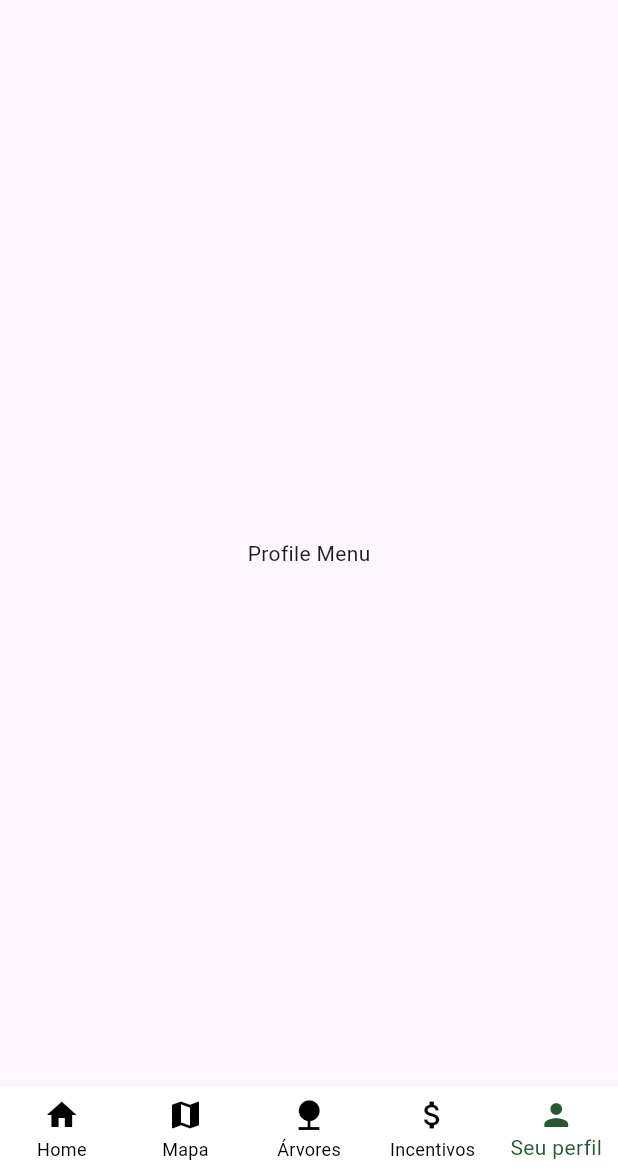
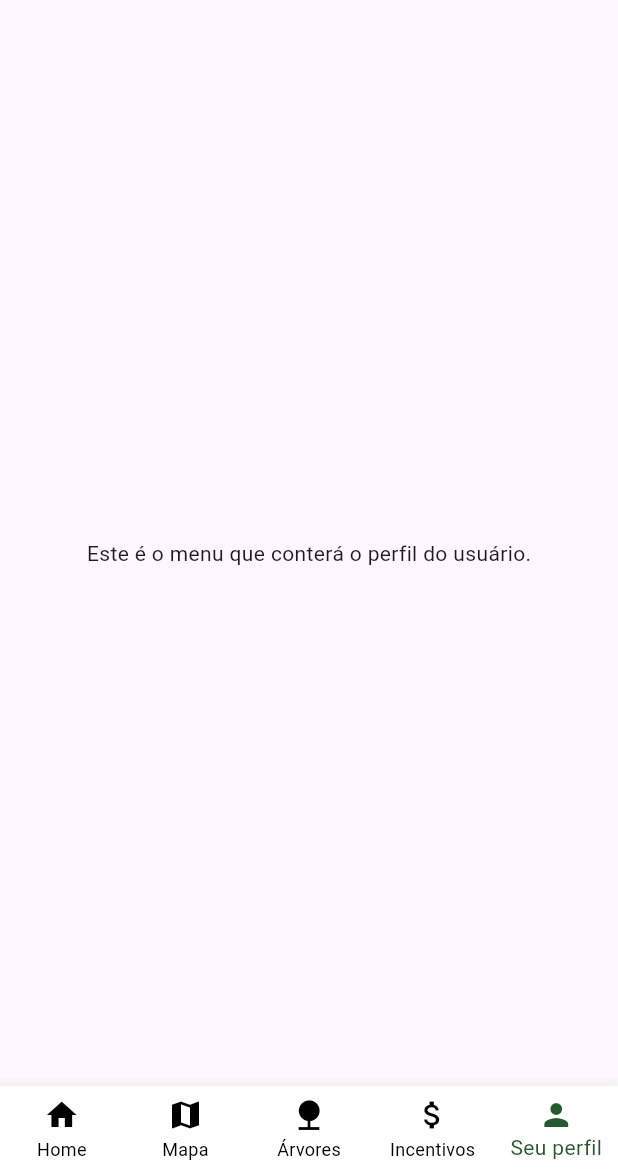
Before and after one commit to ggcraveiro/AppFetin, a Flutter app: the screen it shows after launch, item 5 of the bottom bar chosen, on a phone screen of 412 x 824 dp, the part 63-1236 px from its top. Run offline on Flutter 3.47's test engine with Material 3 defaults, Android fonts, the phone set to English and light mode, and no system bars.

Commit message:
Update text in menu5_page.dart

```diff
--- a/lib/pages/menu5_page.dart
+++ b/lib/pages/menu5_page.dart
@@ -6,7 +6,7 @@ class Menu5Page extends StatelessWidget {
   @override
   Widget build(BuildContext context) {
     return const Center(
-      child: Text('Profile Menu'),
+      child: Text('Este é o menu que conterá o perfil do usuário.'),
     );
   }
 }
```
